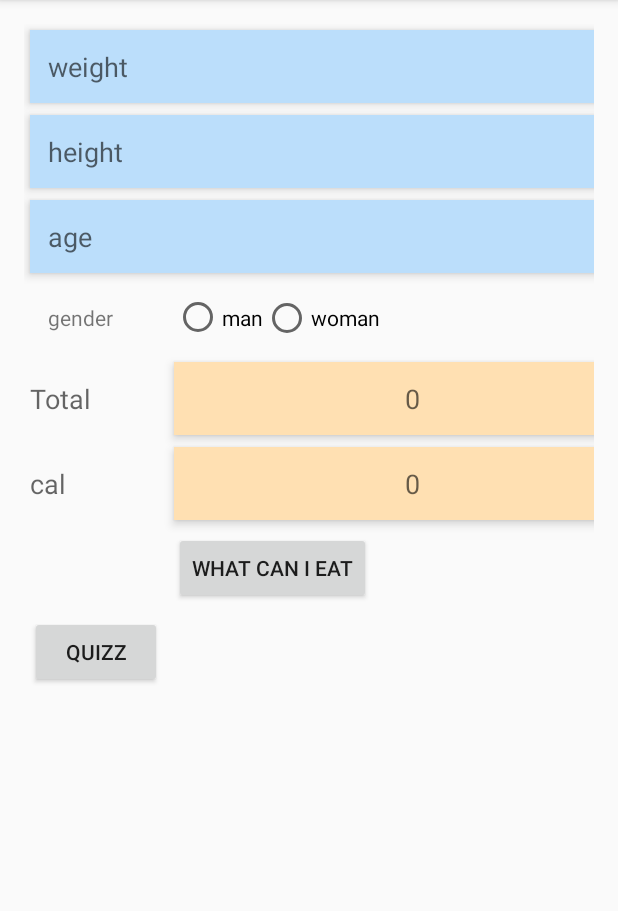
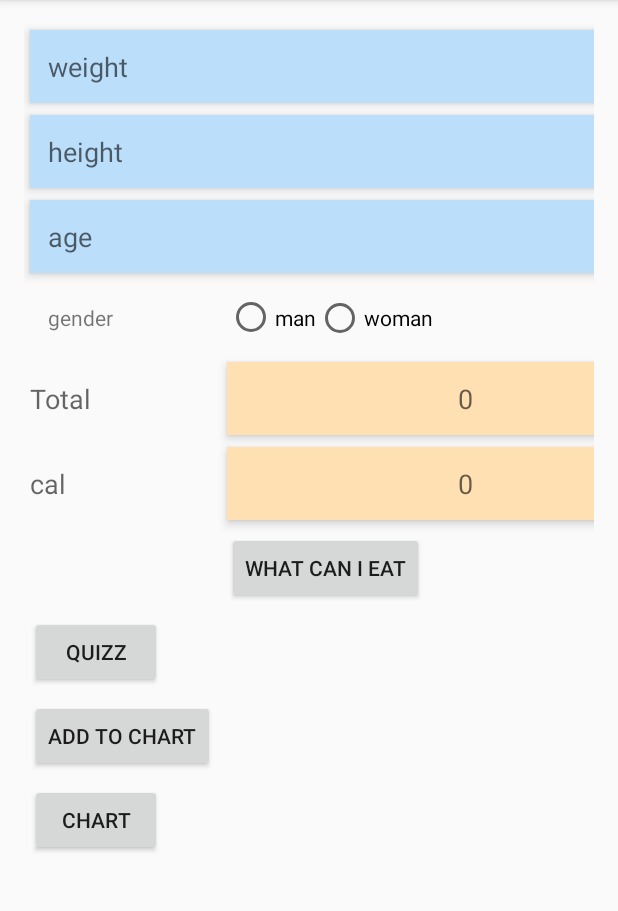
Before and after one commit to Fuksiarz/TipperCollegeActivities, an Android app: the MainActivity screen opened directly, with no data from a screen before it, on a phone screen of 412 x 824 dp, the part 84-995 px from its top. Run offline under Robolectric (Android 15) with nearby library versions, the phone set to English and light mode, and no system bars.

Commit message:
zadaniaZjazd3Done

```diff
--- a/PAMO/Tipper/app/build.gradle
+++ b/PAMO/Tipper/app/build.gradle
@@ -27,4 +27,5 @@ dependencies {
     testImplementation 'junit:junit:4.12'
     androidTestImplementation 'androidx.test.ext:junit:1.1.0'
     androidTestImplementation 'androidx.test.espresso:espresso-core:3.1.1'
+    implementation 'com.github.PhilJay:MPAndroidChart:v3.1.0'
 }
--- a/PAMO/Tipper/app/src/main/AndroidManifest.xml
+++ b/PAMO/Tipper/app/src/main/AndroidManifest.xml
@@ -22,6 +22,9 @@
             android:name=".Quizz03"
             android:exported="false" />
         <activity
+            android:name=".BmiChart"
+            android:exported="false" />
+        <activity
             android:name=".Quizz02"
             android:exported="false" />
         <activity android:name=".Quizz01" />
--- a/PAMO/Tipper/app/src/main/java/com/example/tipper/MainActivity.java
+++ b/PAMO/Tipper/app/src/main/java/com/example/tipper/MainActivity.java
@@ -28,6 +28,8 @@ public class MainActivity extends AppCompatActivity {
     private Button recipiesButton;
 
     private Button quizzButton;
+    private Button addToChart;
+    private Button chart;
     private TextView weightTextView; // shows formatted bill amount
     private TextView heightTextView; // shows formatted bill amount
     private RadioGroup genderGroup;
@@ -62,6 +64,16 @@ public class MainActivity extends AppCompatActivity {
                 startActivity(switchActivityIntent);
             }
         });
+        addToChart =(Button) findViewById(R.id.addToChart);
+        chart =(Button) findViewById(R.id.chart);
+        chart.setOnClickListener(new View.OnClickListener() {
+            @Override
+            public void onClick(View view) {
+                Intent switchActivityIntent = new Intent(MainActivity.this, BmiChart.class);
+                startActivity(switchActivityIntent);
+            }
+        });
+
         quizzButton =(Button) findViewById(R.id.quizzButton);
         quizzButton.setOnClickListener(new View.OnClickListener() {
             @Override
--- a/PAMO/Tipper/app/src/main/res/layout/activity_main.xml
+++ b/PAMO/Tipper/app/src/main/res/layout/activity_main.xml
@@ -189,5 +189,21 @@
         android:layout_column="0"
         android:text="Quizz" />
 
+    <Button
+        android:id="@+id/addToChart"
+        android:layout_width="wrap_content"
+        android:layout_height="wrap_content"
+        android:layout_row="8"
+        android:layout_column="0"
+        android:text="Add to chart" />
+
+    <Button
+        android:id="@+id/chart"
+        android:layout_width="wrap_content"
+        android:layout_height="wrap_content"
+        android:layout_row="9"
+        android:layout_column="0"
+        android:text="chart" />
+
 
 </GridLayout>
--- a/PAMO/Tipper/build.gradle
+++ b/PAMO/Tipper/build.gradle
@@ -18,7 +18,7 @@ allprojects {
     repositories {
         google()
         jcenter()
-
+        maven { url "https://jitpack.io" }
     }
 }
 
```
Also changed, not shown: PAMO/Tipper/app/src/main/java/com/example/tipper/BmiChart.java (added, +46 -0 lines), PAMO/Tipper/app/src/main/res/layout/activity_bmichart.xml (added, +14 -0 lines).
